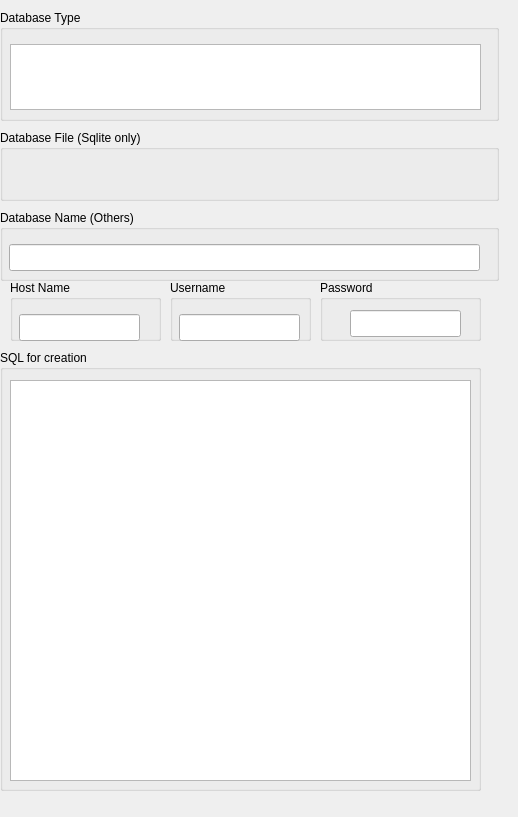
This is kmymoney/dialogs/kgeneratesqldlgdecl.ui in KDE/kmymoney as Qt 5 draws it before an edit. The edited form follows.
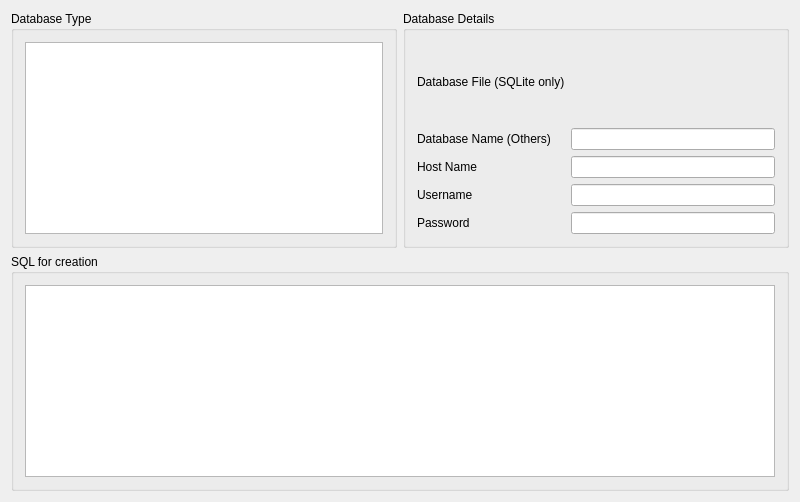
This is the edited form. Custom widgets are drawn as their Qt base class.

Commit message: Reorganized Generate SQL dialog

```diff
--- a/kmymoney/dialogs/kgeneratesqldlgdecl.ui
+++ b/kmymoney/dialogs/kgeneratesqldlgdecl.ui
@@ -6,8 +6,8 @@
    <rect>
     <x>0</x>
     <y>0</y>
-    <width>518</width>
-    <height>817</height>
+    <width>800</width>
+    <height>501</height>
    </rect>
   </property>
   <property name="sizePolicy">
@@ -18,8 +18,8 @@
   </property>
   <property name="minimumSize">
    <size>
-    <width>518</width>
-    <height>679</height>
+    <width>0</width>
+    <height>0</height>
    </size>
   </property>
   <property name="baseSize">
@@ -31,170 +31,117 @@
   <property name="windowTitle">
    <string>KMyMoney - Generate SQL</string>
   </property>
-  <widget class="QGroupBox" name="groupBox_2">
-   <property name="geometry">
-    <rect>
-     <x>0</x>
-     <y>350</y>
-     <width>481</width>
-     <height>441</height>
-    </rect>
-   </property>
-   <property name="title">
-    <string>SQL for creation</string>
-   </property>
-   <widget class="KTextEdit" name="textSQL">
-    <property name="geometry">
-     <rect>
-      <x>10</x>
-      <y>30</y>
-      <width>461</width>
-      <height>401</height>
-     </rect>
-    </property>
-   </widget>
-  </widget>
-  <widget class="QGroupBox" name="groupBox2">
-   <property name="geometry">
-    <rect>
-     <x>0</x>
-     <y>210</y>
-     <width>499</width>
-     <height>71</height>
-    </rect>
-   </property>
-   <property name="title">
-    <string>Database Name (Others)</string>
-   </property>
-   <widget class="KLineEdit" name="textDbName">
-    <property name="geometry">
-     <rect>
-      <x>9</x>
-      <y>34</y>
-      <width>471</width>
-      <height>27</height>
-     </rect>
-    </property>
-   </widget>
-  </widget>
-  <widget class="QGroupBox" name="groupBox1">
-   <property name="geometry">
-    <rect>
-     <x>0</x>
-     <y>10</y>
-     <width>499</width>
-     <height>111</height>
-    </rect>
-   </property>
-   <property name="title">
-    <string>Database Type</string>
-   </property>
-   <widget class="KListWidget" name="listDrivers">
-    <property name="geometry">
-     <rect>
-      <x>10</x>
-      <y>34</y>
-      <width>471</width>
-      <height>66</height>
-     </rect>
-    </property>
-   </widget>
-  </widget>
-  <widget class="QGroupBox" name="groupBox">
-   <property name="geometry">
-    <rect>
-     <x>0</x>
-     <y>130</y>
-     <width>499</width>
-     <height>71</height>
-    </rect>
-   </property>
-   <property name="title">
-    <string>Database File (Sqlite only)</string>
-   </property>
-   <widget class="KUrlRequester" name="urlSqlite">
-    <property name="geometry">
-     <rect>
-      <x>10</x>
-      <y>30</y>
-      <width>471</width>
-      <height>27</height>
-     </rect>
-    </property>
-   </widget>
-  </widget>
-  <widget class="QGroupBox" name="groupBoxPassword">
-   <property name="geometry">
-    <rect>
-     <x>320</x>
-     <y>280</y>
-     <width>161</width>
-     <height>61</height>
-    </rect>
-   </property>
-   <property name="title">
-    <string>Password</string>
-   </property>
-   <widget class="KLineEdit" name="textPassword">
-    <property name="geometry">
-     <rect>
-      <x>30</x>
-      <y>30</y>
-      <width>111</width>
-      <height>27</height>
-     </rect>
-    </property>
-    <property name="echoMode">
-     <enum>QLineEdit::Password</enum>
-    </property>
-   </widget>
-  </widget>
-  <widget class="QGroupBox" name="groupBox3">
-   <property name="geometry">
-    <rect>
-     <x>10</x>
-     <y>280</y>
-     <width>151</width>
-     <height>61</height>
-    </rect>
-   </property>
-   <property name="title">
-    <string>Host Name</string>
-   </property>
-   <widget class="KLineEdit" name="textHostName">
-    <property name="geometry">
-     <rect>
-      <x>9</x>
-      <y>34</y>
-      <width>121</width>
-      <height>27</height>
-     </rect>
-    </property>
-   </widget>
-  </widget>
-  <widget class="QGroupBox" name="groupBox4">
-   <property name="geometry">
-    <rect>
-     <x>170</x>
-     <y>280</y>
-     <width>141</width>
-     <height>61</height>
-    </rect>
-   </property>
-   <property name="title">
-    <string comment="@label user name of the database">Username</string>
-   </property>
-   <widget class="KLineEdit" name="textUserName">
-    <property name="geometry">
-     <rect>
-      <x>9</x>
-      <y>34</y>
-      <width>121</width>
-      <height>27</height>
-     </rect>
-    </property>
-   </widget>
-  </widget>
+  <layout class="QVBoxLayout" name="verticalLayout_3">
+   <item>
+    <layout class="QHBoxLayout" name="horizontalLayout">
+     <item>
+      <widget class="QGroupBox" name="groupBox1">
+       <property name="title">
+        <string>Database Type</string>
+       </property>
+       <layout class="QVBoxLayout" name="verticalLayout">
+        <item>
+         <widget class="KListWidget" name="listDrivers">
+          <property name="sizePolicy">
+           <sizepolicy hsizetype="Expanding" vsizetype="MinimumExpanding">
+            <horstretch>0</horstretch>
+            <verstretch>0</verstretch>
+           </sizepolicy>
+          </property>
+         </widget>
+        </item>
+       </layout>
+      </widget>
+     </item>
+     <item>
+      <widget class="QGroupBox" name="groupBox">
+       <property name="title">
+        <string>Database Details</string>
+       </property>
+       <layout class="QVBoxLayout" name="verticalLayout_2">
+        <item>
+         <layout class="QGridLayout" name="gridLayout">
+          <item row="0" column="0">
+           <widget class="QLabel" name="label">
+            <property name="text">
+             <string>Database File (SQLite only)</string>
+            </property>
+           </widget>
+          </item>
+          <item row="0" column="1">
+           <widget class="KUrlRequester" name="urlSqlite"/>
+          </item>
+          <item row="1" column="0">
+           <widget class="QLabel" name="label_2">
+            <property name="text">
+             <string>Database Name (Others)</string>
+            </property>
+           </widget>
+          </item>
+          <item row="1" column="1">
+           <widget class="KLineEdit" name="textDbName"/>
+          </item>
+          <item row="2" column="0">
+           <widget class="QLabel" name="label_3">
+            <property name="text">
+             <string>Host Name</string>
+            </property>
+           </widget>
+          </item>
+          <item row="2" column="1">
+           <widget class="KLineEdit" name="textHostName"/>
+          </item>
+          <item row="3" column="0">
+           <widget class="QLabel" name="label_4">
+            <property name="text">
+             <string>Username</string>
+            </property>
+           </widget>
+          </item>
+          <item row="3" column="1">
+           <widget class="KLineEdit" name="textUserName"/>
+          </item>
+          <item row="4" column="0">
+           <widget class="QLabel" name="label_5">
+            <property name="text">
+             <string>Password</string>
+            </property>
+           </widget>
+          </item>
+          <item row="4" column="1">
+           <widget class="KLineEdit" name="textPassword">
+            <property name="echoMode">
+             <enum>QLineEdit::Password</enum>
+            </property>
+           </widget>
+          </item>
+         </layout>
+        </item>
+       </layout>
+      </widget>
+     </item>
+    </layout>
+   </item>
+   <item>
+    <widget class="QGroupBox" name="groupBox_2">
+     <property name="title">
+      <string>SQL for creation</string>
+     </property>
+     <layout class="QVBoxLayout" name="verticalLayout_7">
+      <item>
+       <widget class="KTextEdit" name="textSQL">
+        <property name="sizePolicy">
+         <sizepolicy hsizetype="Expanding" vsizetype="MinimumExpanding">
+          <horstretch>0</horstretch>
+          <verstretch>1</verstretch>
+         </sizepolicy>
+        </property>
+       </widget>
+      </item>
+     </layout>
+    </widget>
+   </item>
+  </layout>
  </widget>
  <layoutdefault spacing="6" margin="11"/>
  <customwidgets>
```
Left out of the diff: 2 changed lines with no effect on the pictures.
